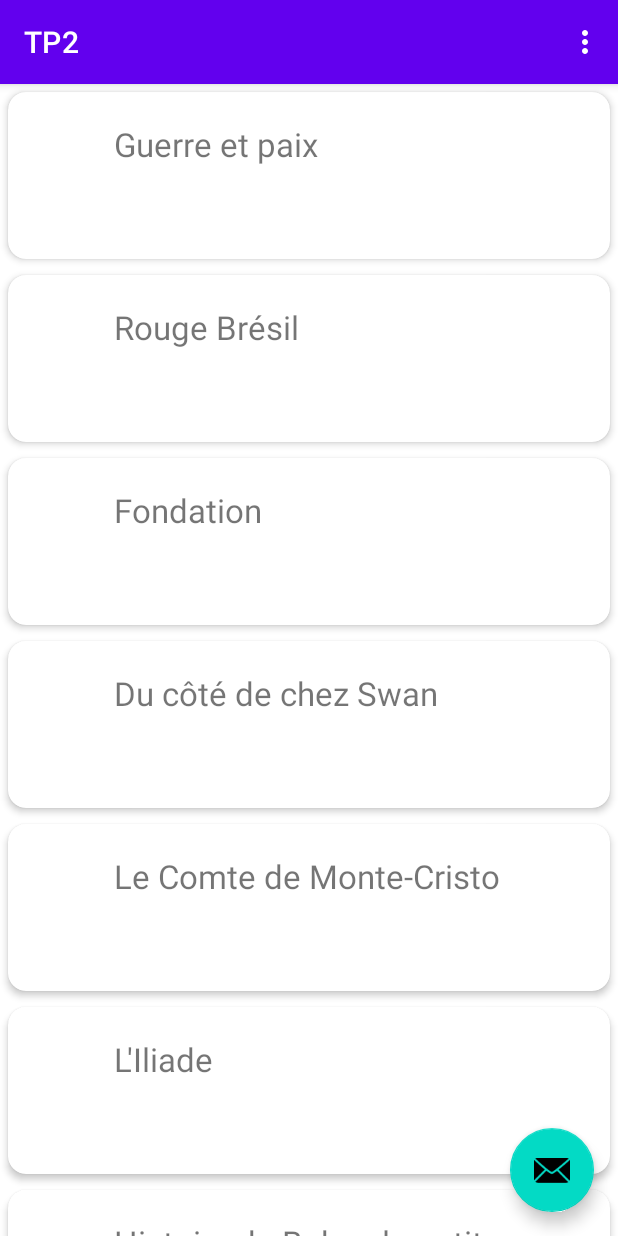
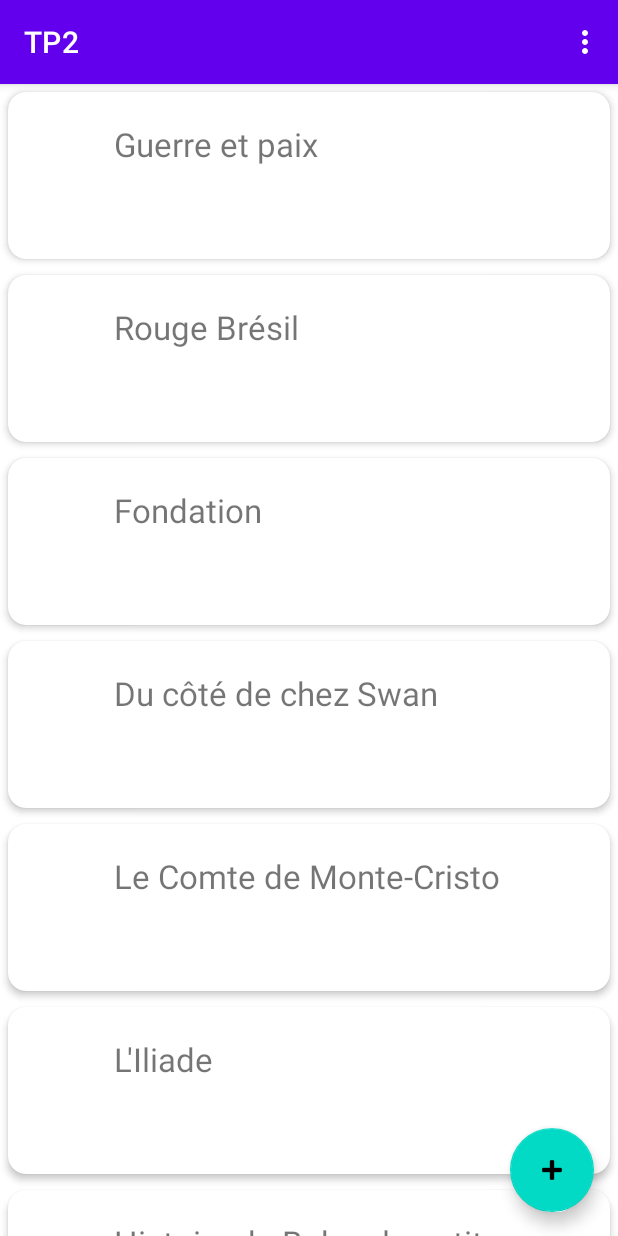
Before and after one commit to LeszczyTom/AppMobTp2, an Android app: the screen it shows after launch (MainActivity), on a phone screen of 412 x 824 dp. Run offline under Robolectric (Android 15) with nearby library versions, the phone set to English and light mode, and no system bars; our stand-ins replace Room's generated code.

```diff
--- a/app/src/main/java/fr/uavignon/ceri/tp2/DetailFragment.java
+++ b/app/src/main/java/fr/uavignon/ceri/tp2/DetailFragment.java
@@ -49,12 +49,14 @@ public class DetailFragment extends Fragment {
         textPublisher =  view.findViewById(R.id.editPublisher);
 
         Observer<Book> book = book1 -> {
+            if (args.getBookNum() != -1) {
                 textTitle.setText(book1.getTitle());
                 textAuthors.setText(book1.getAuthors());
                 textYear.setText(book1.getYear());
                 textGenres.setText(book1.getGenres());
                 textPublisher.setText(book1.getPublisher());
                 tmp = book1;
+            }
         };
 
         viewModel.getBook().observe(getViewLifecycleOwner(), book );
--- a/app/src/main/java/fr/uavignon/ceri/tp2/ListFragment.java
+++ b/app/src/main/java/fr/uavignon/ceri/tp2/ListFragment.java
@@ -10,6 +10,8 @@ import androidx.annotation.Nullable;
 import androidx.fragment.app.Fragment;
 import androidx.lifecycle.Observer;
 import androidx.lifecycle.ViewModelProvider;
+import androidx.navigation.Navigation;
+import androidx.navigation.fragment.NavHostFragment;
 import androidx.recyclerview.widget.LinearLayoutManager;
 import androidx.recyclerview.widget.RecyclerView;
 import fr.uavignon.ceri.tp2.data.Book;
@@ -43,7 +45,11 @@ public class ListFragment extends Fragment {
         observerSetup();
         recyclerSetup();
 
-
+        view.findViewById(R.id.buttonAdd).setOnClickListener(v -> {
+            ListFragmentDirections.ActionFirstFragmentToSecondFragment action = ListFragmentDirections.actionFirstFragmentToSecondFragment();
+            action.setBookNum(-1);
+            Navigation.findNavController(v).navigate(action);
+        });
     }
 
     private void recyclerSetup() {
--- a/app/src/main/res/layout/fragment_list.xml
+++ b/app/src/main/res/layout/fragment_list.xml
@@ -15,11 +15,11 @@
 
 
     <com.google.android.material.floatingactionbutton.FloatingActionButton
-        android:id="@+id/fab"
+        android:id="@+id/buttonAdd"
         android:layout_width="wrap_content"
         android:layout_height="wrap_content"
         android:layout_gravity="bottom|end"
         android:layout_margin="@dimen/fab_margin"
-        app:srcCompat="@android:drawable/ic_dialog_email" />
+        app:srcCompat="@android:drawable/ic_input_add" />
 
 </androidx.coordinatorlayout.widget.CoordinatorLayout>
```
Lines whose indentation alone changed are shown as unchanged.
